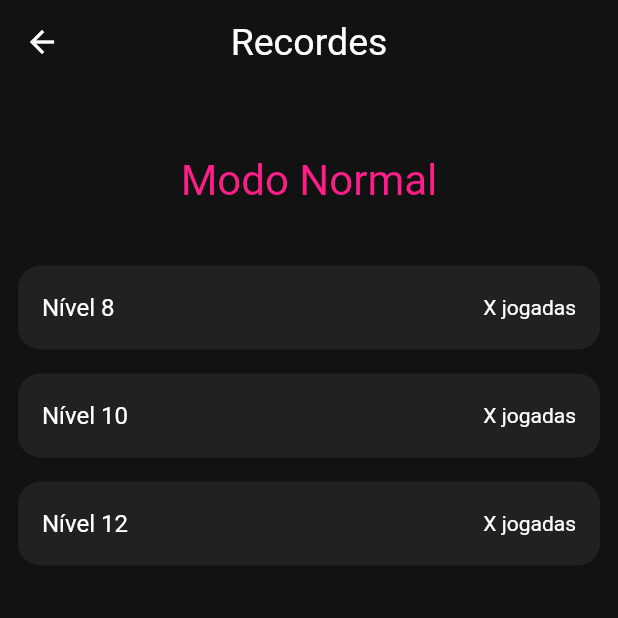
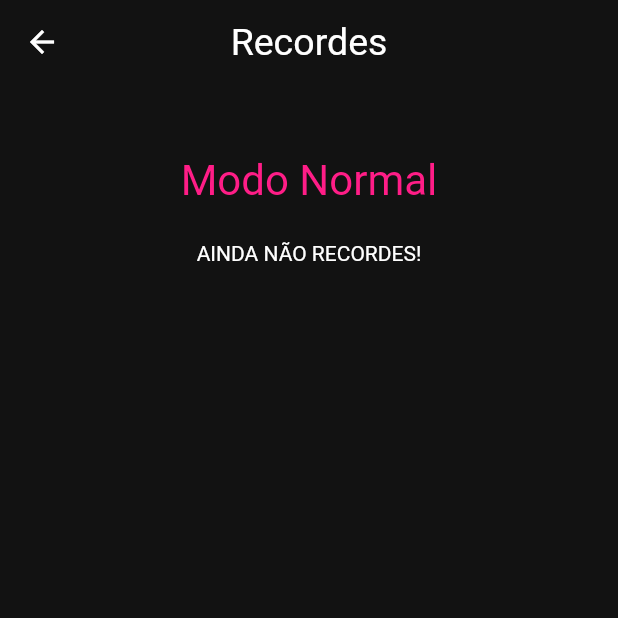
Before and after one commit to drantunes/flutter_memory_game, a Flutter app: the RecordesPage screen opened directly with empty values, on a phone screen of 412 x 824 dp, the top half of it. Run offline on Flutter 3.47's test engine with Material 2 defaults, Android fonts, the light colour scheme and no system bars; our stand-ins replace flutter_mobx, google_fonts, hive, hive_flutter, mobx; accounts and stored records are empty; generated files the repository leaves out were written again.

Commit message:
Recordes salvos no Hive

```diff
--- a/lib/pages/recordes_page.dart
+++ b/lib/pages/recordes_page.dart
@@ -1,30 +1,61 @@
 import 'package:flutter/material.dart';
 import 'package:flutter_memory_game/constants.dart';
+import 'package:flutter_memory_game/repositories/recordes_repository.dart';
 import 'package:flutter_memory_game/theme.dart';
+import 'package:flutter_mobx/flutter_mobx.dart';
+import 'package:provider/provider.dart';
 
 class RecordesPage extends StatelessWidget {
   final Modo modo;
 
-  RecordesPage({Key? key, required this.modo}) : super(key: key);
-
-  final List<String> recs = ['Modo', 'Nível 8', 'Nível 10', 'Nível 12'];
+  const RecordesPage({Key? key, required this.modo}) : super(key: key);
 
   getModo() {
     return modo == Modo.normal ? 'Normal' : 'Round 6';
   }
 
+  List<Widget> getRecordesList(Map recordes) {
+    final List<Widget> widgets = [];
+
+    recordes.forEach((nivel, score) {
+      widgets.add(ListTile(
+        title: Text('Nível $nivel'),
+        trailing: Text(score.toString()),
+        tileColor: Colors.grey[900],
+        shape: const RoundedRectangleBorder(
+          borderRadius: BorderRadius.all(Radius.circular(15)),
+        ),
+      ));
+
+      widgets.add(const Divider(color: Colors.transparent));
+    });
+
+    if (widgets.isEmpty) {
+      widgets.add(
+        const Center(
+          child: Text('AINDA NÃO RECORDES!'),
+        ),
+      );
+    }
+
+    return widgets;
+  }
+
   @override
   Widget build(BuildContext context) {
+    final repository = Provider.of<RecordesRepository>(context);
+
     return Scaffold(
       appBar: AppBar(
         title: const Text('Recordes'),
       ),
       body: Padding(
         padding: const EdgeInsets.all(12.0),
-        child: ListView.separated(
-          itemBuilder: (BuildContext context, int index) {
-            return index == 0
-                ? Padding(
+        child: Observer(
+          builder: (context) => Column(
+            mainAxisAlignment: MainAxisAlignment.start,
+            children: [
+              Padding(
                 padding: const EdgeInsets.only(top: 36, bottom: 24),
                 child: Center(
                   child: Text(
@@ -32,18 +63,10 @@ class RecordesPage extends StatelessWidget {
                     style: const TextStyle(fontSize: 28, color: Round6Theme.color),
                   ),
                 ),
-                  )
-                : ListTile(
-                    title: Text(recs[index]),
-                    trailing: const Text('X jogadas'),
-                    tileColor: Colors.grey[900],
-                    shape: const RoundedRectangleBorder(
-                      borderRadius: BorderRadius.all(Radius.circular(15)),
               ),
-                  );
-          },
-          itemCount: recs.length,
-          separatorBuilder: (_, __) => const Divider(color: Colors.transparent),
+              ...getRecordesList(modo == Modo.normal ? repository.recordesNormal : repository.recordesRound6),
+            ],
+          ),
         ),
       ),
     );
--- /dev/null
+++ b/lib/repositories/recordes_repository.dart
@@ -0,0 +1,50 @@
+import 'package:flutter_memory_game/constants.dart';
+import 'package:flutter_memory_game/models/game_play.dart';
+import 'package:hive/hive.dart';
+import 'package:mobx/mobx.dart';
+
+part 'recordes_repository.g.dart';
+
+class RecordesRepository = RecordesRepositoryBase with _$RecordesRepository;
+
+abstract class RecordesRepositoryBase with Store {
+  late final Box _recordes;
+  late final GamePlay gamePlay;
+  @observable
+  Map recordesRound6 = {};
+  @observable
+  Map recordesNormal = {};
+
+  RecordesRepositoryBase() {
+    _initRepository();
+  }
+
+  _initRepository() async {
+    await _initDatabase();
+    await loadRecordes();
+  }
+
+  _initDatabase() async {
+    _recordes = await Hive.openBox('gameRecordes3');
+  }
+
+  @action
+  loadRecordes() {
+    recordesNormal = _recordes.get(Modo.normal.toString()) ?? {};
+    recordesRound6 = _recordes.get(Modo.round6.toString()) ?? {};
+  }
+
+  updateRecordes({required GamePlay gamePlay, required int score}) {
+    final key = gamePlay.modo.toString();
+
+    if (gamePlay.modo == Modo.normal &&
+        (recordesNormal[gamePlay.nivel] == null || score < recordesNormal[gamePlay.nivel])) {
+      recordesNormal[gamePlay.nivel] = score;
+      _recordes.put(key, recordesNormal);
+    } else if (gamePlay.modo == Modo.round6 &&
+        (recordesRound6[gamePlay.nivel] == null || score > recordesRound6[gamePlay.nivel])) {
+      recordesRound6[gamePlay.nivel] = score;
+      _recordes.put(key, recordesRound6);
+    }
+  }
+}
--- a/pubspec.yaml
+++ b/pubspec.yaml
@@ -32,7 +32,8 @@ dependencies:
   google_fonts: ^2.1.0
   provider: ^6.0.1
   flutter_mobx: ^2.0.2
-
+  hive: ^2.0.4
+  hive_flutter: ^1.1.0
 
   # The following adds the Cupertino Icons font to your application.
   # Use with the CupertinoIcons class for iOS style icons.
```
Also changed, not shown: lib/controllers/game_controller.dart (+10 -0 lines), lib/main.dart (+9 -2 lines), lib/repositories/recordes_repository.g.dart (added), pubspec.lock. Lines whose indentation alone changed are shown as unchanged.
